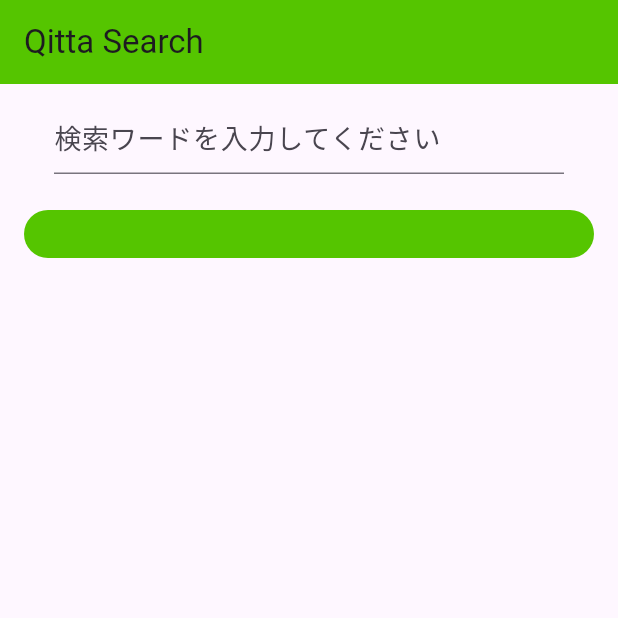
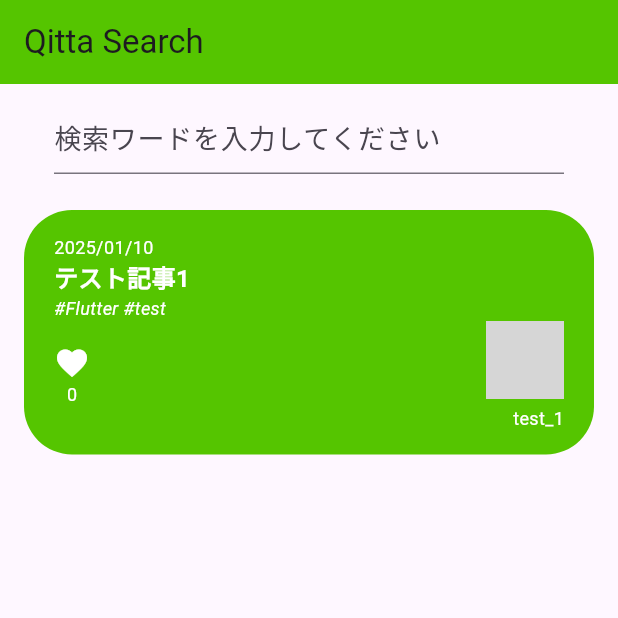
Before and after one commit to mistralll/flutter_playground, a Flutter app: the screen it shows after launch, on a phone screen of 412 x 824 dp, the top half of it. Run offline on Flutter 3.47's test engine with Material 3 defaults, Android fonts, the phone set to English and light mode, and no system bars; our stand-ins replace flutter_dotenv; network calls fail; grey boxes are pictures that could not be loaded.

Commit message:
feat: show article detail

```diff
--- a/lib/screens/search_screen.dart
+++ b/lib/screens/search_screen.dart
@@ -5,6 +5,7 @@ import 'package:flutter_playground/widgets/article_container.dart';
 import 'package:http/http.dart' as http;
 
 import 'package:flutter_playground/models/article.dart';
+import 'package:flutter_playground/models/user.dart';
 
 class SearchScreen extends StatefulWidget {
   const SearchScreen({super.key});
@@ -62,7 +63,18 @@ class _SearchScreenState extends State<SearchScreen> {
               },
             ),
           ),
-          const ArticleContainer(),
+          ArticleContainer(
+            article: Article(
+              title: 'テスト記事1',
+              user: User(
+                id: 'test_1',
+                profileImageUrl: 'https://support.discord.com/system/photos/1500300735082/ZD_Avatar_the_Last_AirBender__2_.jpg',
+              ),
+              createdAt: DateTime.now(),
+              tags: ['Flutter', 'test'],
+              url: 'https://example.com',
+            ),
+          ),
         ],
       ),
     );
--- a/lib/widgets/article_container.dart
+++ b/lib/widgets/article_container.dart
@@ -1,7 +1,14 @@
 import 'package:flutter/material.dart';
+import 'package:flutter_playground/models/article.dart';
+import 'package:intl/intl.dart';
 
 class ArticleContainer extends StatelessWidget {
-  const ArticleContainer({super.key});
+  const ArticleContainer({
+    super.key,
+    required this.article,
+  });
+
+  final Article article;
 
   @override
   Widget build(BuildContext context) {
@@ -21,6 +28,82 @@ class ArticleContainer extends StatelessWidget {
             Radius.circular(32),
           ),
         ),
+        child: Column(
+          crossAxisAlignment: CrossAxisAlignment.start,
+          children: [
+            // 投稿日
+            Text(
+              DateFormat('yyyy/MM/dd').format(article.createdAt),
+              style: const TextStyle(
+                color: Colors.white,
+                fontSize: 12,
+              ),
+            ),
+
+            // タイトル
+            Text(
+              article.title,
+              maxLines: 2,
+              overflow: TextOverflow.ellipsis,
+              style: const TextStyle(
+                fontSize: 16,
+                fontWeight: FontWeight.bold,
+                color: Colors.white,
+              ),
+            ),
+
+            // タグ
+            Text(
+              '#${article.tags.join(' #')}',
+              style: const TextStyle(
+                fontSize: 12,
+                color: Colors.white,
+                fontStyle: FontStyle.italic,
+              )
+            ),
+
+            Row(
+              mainAxisAlignment: MainAxisAlignment.spaceBetween,
+              children: [
+                // いいね
+                Column(
+                  children: [
+                    const Icon(
+                      Icons.favorite,
+                      color: Colors.white,
+                    ),
+                    Text(
+                      article.likesCount.toString(),
+                      style: const TextStyle(
+                        fontSize: 12,
+                        color: Colors.white,
+                      )
+                    )
+                  ],
+                ),
+
+                // 投稿者
+                Column(
+                  crossAxisAlignment: CrossAxisAlignment.end,
+                  children: [
+                    CircleAvatar(
+                      radius: 26,
+                      backgroundImage: NetworkImage(article.user.profileImageUrl),
+                    ),
+                    const SizedBox(height: 4),
+                    Text(
+                      article.user.id,
+                      style: const TextStyle(
+                        fontSize: 12,
+                        color: Colors.white,
+                      )
+                    )
+                  ],
+                )
+              ],
+            ),
+          ],
+        ),
       ),
     );
   }
--- a/pubspec.yaml
+++ b/pubspec.yaml
@@ -36,6 +36,7 @@ dependencies:
   cupertino_icons: ^1.0.8
   flutter_dotenv: ^5.2.1
   http: ^1.2.2
+  intl: ^0.20.1
 
 dev_dependencies:
   flutter_test:
```
Also changed, not shown: pubspec.lock.
